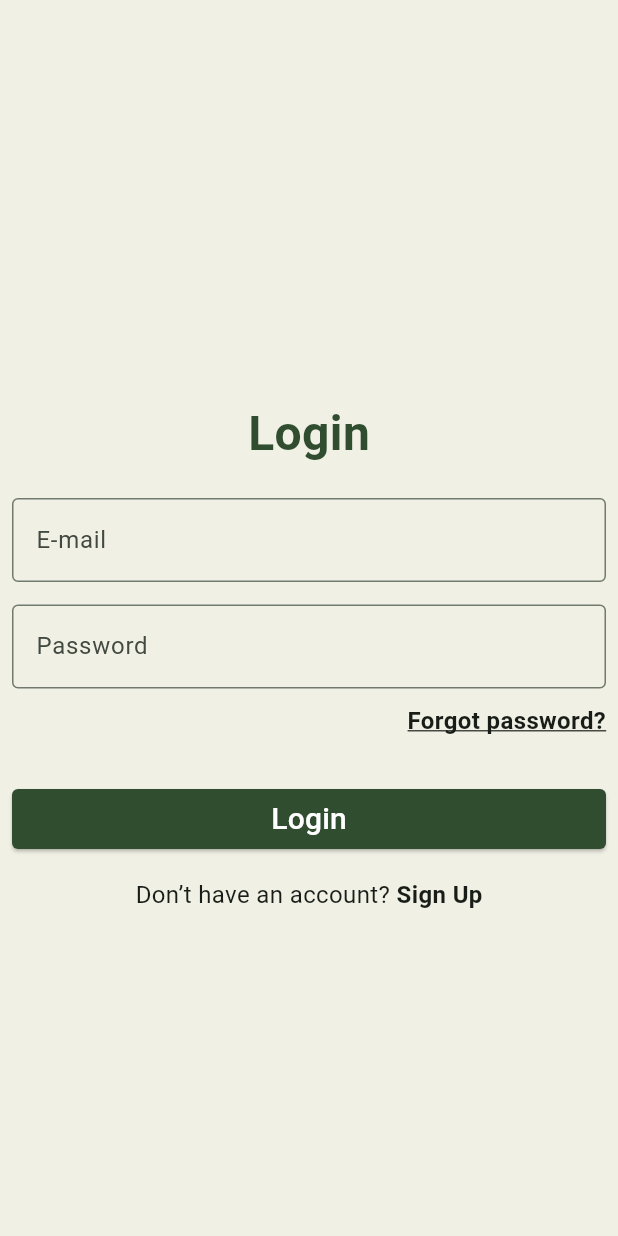
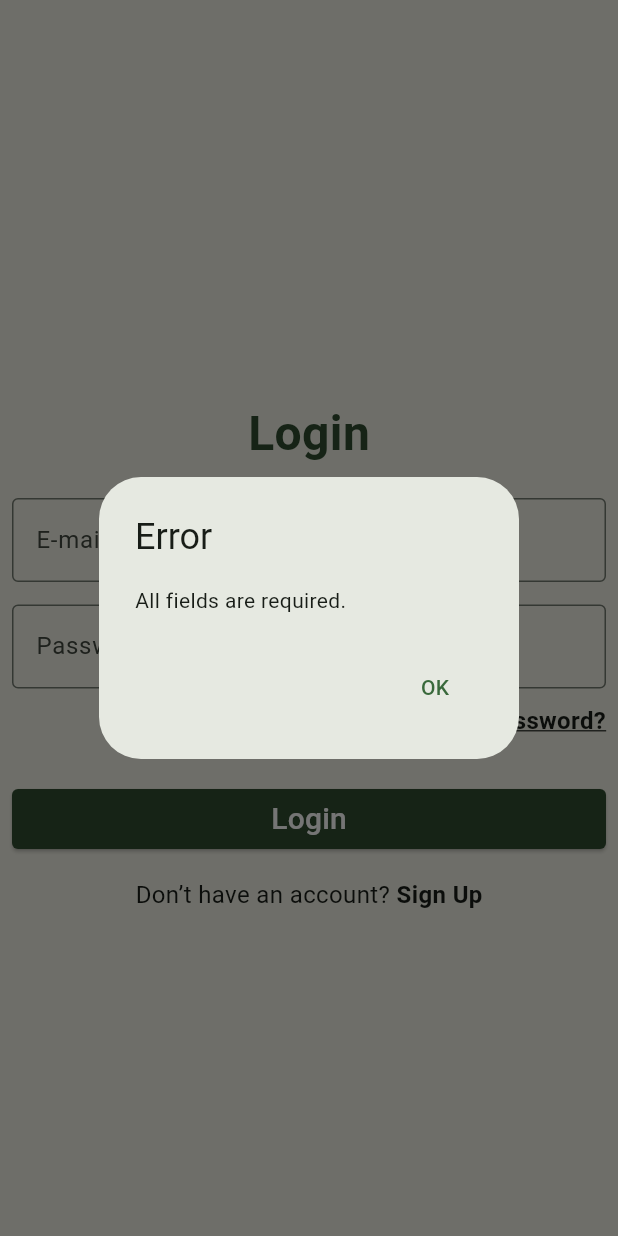
Before and after one commit to Narutchai01/Plant-Diseases-Detec-application, a Flutter app: the LoginScreen screen opened directly, after a tap on "Login", on a phone screen of 412 x 824 dp. Run offline on Flutter 3.47's test engine with Material 3 defaults, Android fonts, the light colour scheme and no system bars; our stand-ins replace dio, shared_preferences; accounts and stored records are empty.

Commit message:
add handlelogin to loginpage

```diff
--- a/lib/screen/login/login.dart
+++ b/lib/screen/login/login.dart
@@ -1,5 +1,7 @@
-import 'package:capstonec/screen/Signup.dart';
+import 'package:dio/dio.dart';
 import 'package:flutter/material.dart';
+import 'package:shared_preferences/shared_preferences.dart';
+import 'package:capstonec/utils/SharePreferrences.dart';
 
 class LoginScreen extends StatefulWidget {
   const LoginScreen({Key? key}) : super(key: key);
@@ -10,10 +12,105 @@ class LoginScreen extends StatefulWidget {
 
 class _LoginScreenState extends State<LoginScreen> {
   @override
+  final dio = Dio();
+  final TextEditingController _emailController = TextEditingController();
+  final TextEditingController _passwordController = TextEditingController();
+  void handleSubmit() async {
+    final sharedPreferences = await SharedPreferences.getInstance();
+    try {
+      if (_emailController.text.isEmpty || _passwordController.text.isEmpty) {
+        showDialog(
+          context: context,
+          builder: (context) {
+            return AlertDialog(
+              title: const Text('Error'),
+              content: const Text('All fields are required.'),
+              actions: [
+                TextButton(
+                  onPressed: () {
+                    Navigator.pop(context);
+                  },
+                  child: const Text('OK'),
+                ),
+              ],
+            );
+          },
+        );
+        return;
+      }
+      await dio.post("http://10.63.201.157:3000/login", data: {
+        "email": _emailController.text,
+        "password": _passwordController.text,
+      }).then((response) async {
+        if (response.statusCode == 200) {
+          showDialog(
+            context: context,
+            builder: (context) {
+              return AlertDialog(
+                title: const Text('Success'),
+                content: const Text('Login successful.'),
+                actions: [
+                  TextButton(
+                    onPressed: () {
+                      Navigator.pop(context);
+                    },
+                    child: const Text('OK'),
+                  ),
+                ],
+              );
+            },
+          );
+          // await sharedPreferences.setString("token", response.data["token"]);
+          // await sharedPreferences.setInt("id", response.data["id"]);
+          SharePreferrences().saveToken(response.data["token"]);
+          SharePreferrences().saveId(response.data["id"]);
+          Navigator.pushNamed(context, "/profile");
+
+        } else {
+          showDialog(
+            context: context,
+            builder: (context) {
+              return AlertDialog(
+                title: const Text('Error'),
+                content: const Text('An error occurred. Please try again.'),
+                actions: [
+                  TextButton(
+                    onPressed: () {
+                      Navigator.pop(context);
+                    },
+                    child: const Text('OK'),
+                  ),
+                ],
+              );
+            },
+          );
+        }
+      }).catchError((error) {
+        showDialog(
+          context: context,
+          builder: (context) {
+            return AlertDialog(
+              title: const Text('Error'),
+              content: const Text('An error occurred. Please try again.'),
+              actions: [
+                TextButton(
+                  onPressed: () {
+                    Navigator.pop(context);
+                  },
+                  child: const Text('OK'),
+                ),
+              ],
+            );
+          },
+        );
+      });
+    } catch (e) {
+      print(e);
+    }
+  }
   Widget build(BuildContext context) {
     return Scaffold(
-      body: Container(
-        decoration: BoxDecoration(
+      body: Container(decoration: const BoxDecoration(
           color: Color.fromRGBO(240, 240, 229, 1), // Background color
         ),
         child: Center(
@@ -25,8 +122,8 @@ class _LoginScreenState extends State<LoginScreen> {
                   crossAxisAlignment: CrossAxisAlignment.start,
                   mainAxisAlignment: MainAxisAlignment.center,
                   children: [
-                    SizedBox(height: 50),
-                    Center(
+                    const SizedBox(height: 50),
+                    const Center(
                       child: Text(
                         "Login",
                         style: TextStyle(
@@ -36,24 +133,26 @@ class _LoginScreenState extends State<LoginScreen> {
                         ),
                       ),
                     ),
-                    SizedBox(height: 20),
+                    const SizedBox(height: 20),
                     TextFormField(
-                      decoration: InputDecoration(
+                      controller: _emailController,
+                      decoration: const InputDecoration(
                         hintText: 'E-mail',
                         labelText: 'E-mail',
                         border: OutlineInputBorder(),
                       ),
                     ),
-                    SizedBox(height: 15),
+                    const SizedBox(height: 15),
                     TextFormField(
+                      controller: _passwordController,
                       obscureText: true,
-                      decoration: InputDecoration(
+                      decoration: const InputDecoration(
                         hintText: 'Password',
                         labelText: 'Password',
                         border: OutlineInputBorder(),
                       ),
                     ),
-                    SizedBox(height: 10),
+                    const SizedBox(height: 10),
                     Row(
                       mainAxisAlignment: MainAxisAlignment.end,
                       children: [
@@ -61,7 +160,7 @@ class _LoginScreenState extends State<LoginScreen> {
                           onTap: () {
                             // Action when "Forgot password?" is tapped
                           },
-                          child: Text(
+                          child: const Text(
                             'Forgot password?',
                             style: TextStyle(
                               fontSize: 16,
@@ -72,45 +171,42 @@ class _LoginScreenState extends State<LoginScreen> {
                         ),
                       ],
                     ),
-                    SizedBox(height: 30),
+                    const SizedBox(height: 30),
                     SizedBox(
                       width: double.infinity,
                       child: ElevatedButton(
                         style: ElevatedButton.styleFrom(
-                          backgroundColor: Color.fromRGBO(48, 77, 48, 1),
+                          backgroundColor: const Color.fromRGBO(48, 77, 48, 1),
                           shape: RoundedRectangleBorder(
                             borderRadius:
                                 BorderRadius.circular(4), // Corner radius
                           ),
                         ),
-                        child: Text(
+                        child: const Text(
                           "Login",
                           style: TextStyle(
                             fontSize: 20,
                             color: Color.fromRGBO(255, 255, 255, 1),
                           ),
                         ),
-                        onPressed: () {},
+                        onPressed: () {
+                          handleSubmit();
+                        },
                       ),
                     ),
-                    SizedBox(height: 15),
+                    const SizedBox(height: 15),
                     Row(
                       mainAxisAlignment: MainAxisAlignment.center,
                       children: [
-                        Text(
+                        const Text(
                           "Don’t have an account? ",
                           style: TextStyle(fontSize: 16),
                         ),
                         InkWell(
                           onTap: () {
-                            Navigator.pushReplacement(
-                              context,
-                              MaterialPageRoute(
-                                  builder: (context) =>
-                                      Signup()), // Assuming Login is the name of your login page widget
-                            );
+                            Navigator.pushNamed(context, "/signup");
                           },
-                          child: Text(
+                          child: const Text(
                             "Sign Up",
                             style: TextStyle(
                               fontSize: 16,
```
